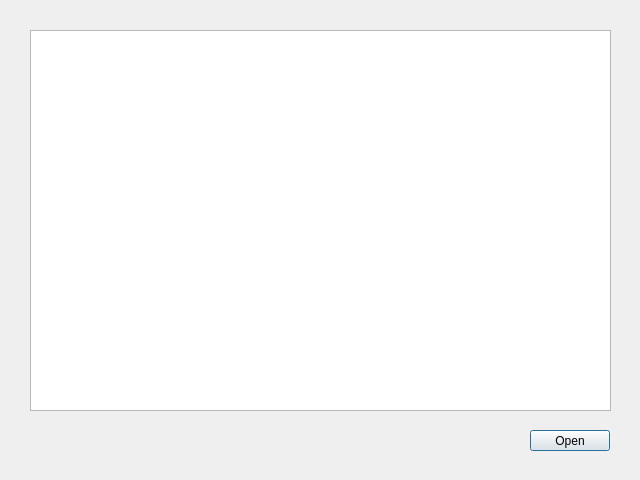
First picture: the form in locations.ui, repository blendjam/Bookspot, before the edit.
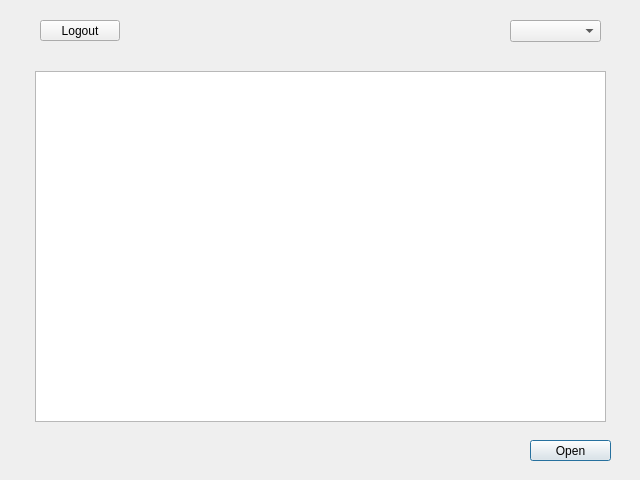
Second picture: the form after the edit.

Commit message: Register, Back Button, Cities, Table

What changed in the file:
```diff
--- a/locations.ui
+++ b/locations.ui
@@ -17,8 +17,8 @@
    <property name="geometry">
     <rect>
      <x>530</x>
-     <y>430</y>
-     <width>80</width>
+     <y>440</y>
+     <width>81</width>
      <height>21</height>
     </rect>
    </property>
@@ -26,14 +26,52 @@
     <string>Open</string>
    </property>
   </widget>
-  <widget class="QListView" name="listView">
+  <widget class="QPushButton" name="pushButton_2">
    <property name="geometry">
     <rect>
-     <x>30</x>
-     <y>30</y>
-     <width>581</width>
-     <height>381</height>
+     <x>40</x>
+     <y>20</y>
+     <width>80</width>
+     <height>21</height>
     </rect>
+   </property>
+   <property name="text">
+    <string>Logout</string>
+   </property>
+  </widget>
+  <widget class="QComboBox" name="comboBox_city">
+   <property name="geometry">
+    <rect>
+     <x>510</x>
+     <y>20</y>
+     <width>91</width>
+     <height>22</height>
+    </rect>
+   </property>
+  </widget>
+  <widget class="QTableView" name="tableView">
+   <property name="geometry">
+    <rect>
+     <x>35</x>
+     <y>71</y>
+     <width>571</width>
+     <height>351</height>
+    </rect>
+   </property>
+   <property name="sizePolicy">
+    <sizepolicy hsizetype="Expanding" vsizetype="Expanding">
+     <horstretch>0</horstretch>
+     <verstretch>0</verstretch>
+    </sizepolicy>
+   </property>
+   <property name="horizontalScrollBarPolicy">
+    <enum>Qt::ScrollBarAlwaysOff</enum>
+   </property>
+   <property name="sizeAdjustPolicy">
+    <enum>QAbstractScrollArea::AdjustToContents</enum>
+   </property>
+   <property name="autoScroll">
+    <bool>false</bool>
    </property>
   </widget>
  </widget>
```
The commit also changes 10 other files.
